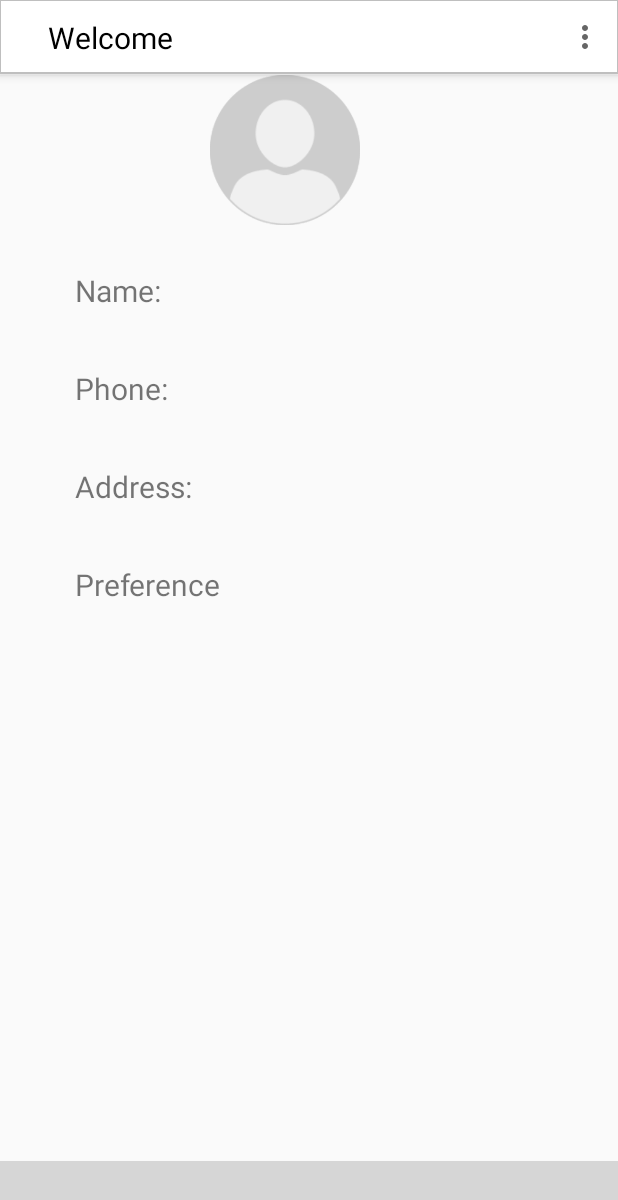
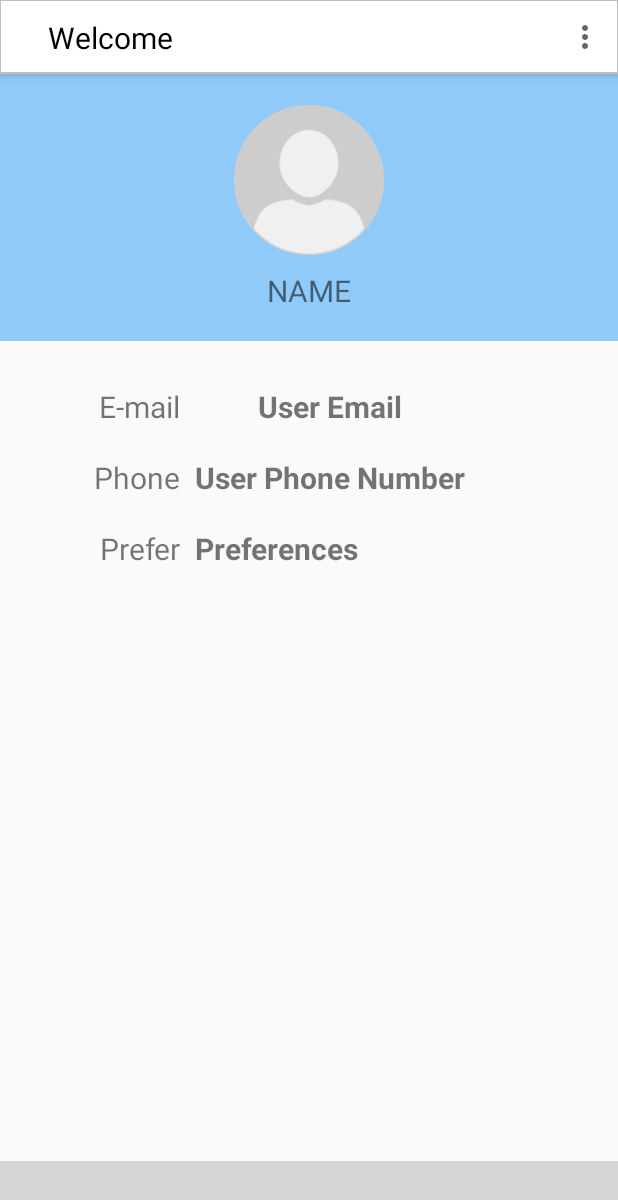
Before and after one commit to HowfunHoo/Enroute_Eatery, an Android app: the UserActivity screen opened directly, with no data from a screen before it, on a phone screen of 412 x 824 dp. Shown: the top 1200 px of the screen. Run offline under Robolectric (Android 15) with nearby library versions, the phone set to English and light mode, and no system bars; our stand-ins replace Firebase (no records; nobody signed in at launch, a user with empty details on screens opened directly); libraries missing offline, so code that uses them is left out: com.ittianyu.bottomnavigationviewex; plain views replace BottomNavigationViewEx; 6 statements that could not run were skipped; grey boxes are pictures that could not be loaded.

Commit message:
User Profile basically finished

```diff
--- a/app/src/main/AndroidManifest.xml
+++ b/app/src/main/AndroidManifest.xml
@@ -33,6 +33,8 @@
         <meta-data
             android:name="com.google.android.geo.API_KEY"
             android:value="AIzaSyBSuFO5k_nS7L7-MsHBaaJQLKsdwbD0A-c" />
+
+
 
         <activity
             android:name=".MapsActivity"
--- a/app/src/main/java/com/enroute/enroute/UserActivity.java
+++ b/app/src/main/java/com/enroute/enroute/UserActivity.java
@@ -53,8 +53,7 @@ public class UserActivity extends AppCompatActivity {
 
     private FirebaseAuth firebaseAuth;
     private TextView username;
-    TextView profile_name;
-    TextView profile_phone;
+    TextView tv_name, tv_email, tv_phone, tv_prefer;
     DatabaseReference db;
     FirebaseHelper firebasehelper;
     private int count = 0;
@@ -86,8 +85,11 @@ public class UserActivity extends AppCompatActivity {
         //set welcome +user name
         username=(TextView)findViewById(R.id.profile_bar_name);
         username.setText("Welcome "+ currentUser.getEmail());
-        profile_name = (TextView)findViewById(R.id.profile_name);
-        profile_phone = (TextView)findViewById(R.id.profole_phone);
+        tv_name = (TextView)findViewById(R.id.tv_name);
+        tv_email = (TextView)findViewById(R.id.tv_email);
+        tv_phone = (TextView)findViewById(R.id.tv_phone);
+        tv_prefer = (TextView)findViewById(R.id.tv_preference);
+
         //set ui
         setupBottomNavigationView();
         setupToolBar();
@@ -98,12 +100,13 @@ public class UserActivity extends AppCompatActivity {
             startActivity(new Intent(this, UserLoginActivity.class));
         }
 
-        Log.d(TAG, "onCreate: started");
-
         firebasehelper.retrieveUser(Uemail, new UserCallbacks() {
             @Override
             public void onUserCallback(User user) {
-                profile_name.setText(user.getUname());
+                tv_name.setText(user.getUname());
+                tv_email.setText(user.getUemail());
+                tv_phone.setText(user.getUphone());
+                tv_prefer.setText(user.getUpreference());
             }
         });
 
--- a/app/src/main/res/layout/activity_user.xml
+++ b/app/src/main/res/layout/activity_user.xml
@@ -3,18 +3,21 @@
     android:layout_width="match_parent"
     android:layout_height="match_parent"
     xmlns:app="http://schemas.android.com/apk/res-auto"
+    android:id="@+id/main"
+    android:orientation="vertical">
+    <include layout="@layout/layout_top_profilebar"/>
+    <LinearLayout
+        android:layout_width="match_parent"
+        android:layout_height="wrap_content"
+        android:orientation="vertical">
+
+        <LinearLayout
+            android:layout_width="match_parent"
+            android:layout_height="wrap_content"
+            android:paddingBottom="20dp"
+            android:paddingTop="70dp"
             android:orientation="vertical"
-    android:id="@+id/main" >
-    <include layout="@layout/layout_top_profilebar"/>
-
-
-    <RelativeLayout
-        android:layout_width="wrap_content"
-        android:layout_height="wrap_content"
-        android:layout_marginStart="50dp"
-        android:orientation="vertical"
-        android:layout_marginTop="50dp">
-
+            android:background="@color/main">
 
             <ImageView
                 android:id="@+id/iv_personal_icon"
@@ -22,42 +25,192 @@
                 android:layout_height="100dp"
                 android:layout_alignParentStart="true"
                 android:contentDescription="@null"
-            android:layout_marginLeft="90dp"
+                android:layout_centerHorizontal="true"
+                android:layout_gravity="center"
                 android:src="@drawable/default_personal_image" />
 
             <TextView
-            android:id="@+id/profile_name"
+                android:id="@+id/tv_name"
+                android:layout_width="wrap_content"
+                android:layout_height="wrap_content"
+                android:text="NAME"
+                android:paddingTop="10dp"
+                android:layout_gravity="center"
+                android:textSize="20sp"
+                android:gravity="right"/>
+
+
+        </LinearLayout>
+
+
+
+        <LinearLayout
+            android:layout_width="wrap_content"
+            android:layout_height="wrap_content"
+            android:orientation="vertical"
+            android:paddingLeft="40dp"
+            android:paddingRight="40dp"
+            android:paddingTop="20dp"
+            android:paddingBottom="20dp">
+
+            <LinearLayout
                 android:layout_width="match_parent"
-            android:layout_height="65dp"
-            android:text="Name:"
-            android:textSize="20sp"
-            android:layout_marginTop="30dp"
-            android:layout_below="@+id/iv_personal_icon"/>
+                android:layout_height="match_parent"
+                android:paddingTop="10dp"
+                android:paddingBottom="10dp"
+                android:orientation="horizontal">
 
                 <TextView
-            android:id="@+id/profole_phone"
-            android:layout_width="match_parent"
-            android:layout_height="65dp"
-            android:text="Phone:"
+                    android:id="@+id/title1"
+                    android:layout_width="80dp"
+                    android:layout_height="wrap_content"
+                    android:text="E-mail"
                     android:textSize="20sp"
-            android:layout_below="@+id/profile_name"/>
+                    android:gravity="right"/>
 
                 <TextView
-            android:id="@+id/profile_Address"
+                    android:id="@+id/tv_email"
+                    android:layout_width="200dp"
+                    android:layout_height="wrap_content"
+                    android:text="User Email"
+                    android:textStyle="bold"
+                    android:textSize="20sp"
+                    android:gravity="center"/>
+
+            </LinearLayout>
+
+
+            <LinearLayout
                 android:layout_width="match_parent"
-            android:layout_height="65dp"
-            android:text="Address:"
-            android:textSize="20sp"
-            android:layout_below="@+id/profole_phone"/>
+                android:layout_height="match_parent"
+                android:paddingTop="10dp"
+                android:paddingBottom="10dp"
+                android:orientation="horizontal">
 
                 <TextView
-            android:id="@+id/profile_preference"
+                    android:id="@+id/title2"
+                    android:layout_width="80dp"
+                    android:layout_height="wrap_content"
+                    android:text="Phone"
+                    android:textSize="20sp"
+                    android:gravity="right"/>
+
+                <TextView
+                    android:id="@+id/tv_phone"
+                    android:layout_width="200dp"
+                    android:layout_height="wrap_content"
+                    android:text="User Phone Number"
+                    android:textStyle="bold"
+                    android:textSize="20sp"
+                    android:gravity="center"/>
+
+            </LinearLayout>
+
+            <LinearLayout
                 android:layout_width="match_parent"
-            android:layout_height="65dp"
-            android:text="Preference"
+                android:layout_height="match_parent"
+                android:paddingTop="10dp"
+                android:paddingBottom="10dp"
+                android:orientation="horizontal">
+
+                <TextView
+                    android:id="@+id/title3"
+                    android:layout_width="80dp"
+                    android:layout_height="wrap_content"
+                    android:text="Prefer"
                     android:textSize="20sp"
-            android:layout_below="@+id/profile_Address"/>
-    </RelativeLayout>
+                    android:gravity="right"/>
+
+                <TextView
+                    android:id="@+id/tv_preference"
+                    android:layout_width="250dp"
+                    android:layout_height="wrap_content"
+                    android:text="Preferences"
+                    android:textStyle="bold"
+                    android:textSize="20sp"
+                    android:paddingLeft="10dp"/>
+
+            </LinearLayout>
+
+
+
+
+        </LinearLayout>
+
+
+
+
+    </LinearLayout>
+
+
     <include layout="@layout/layout_buttom_navigation_view"/>
 
 </RelativeLayout>
+
+
+
+
+
+<!--<?xml version="1.0" encoding="utf-8"?>-->
+<!--<RelativeLayout xmlns:android="http://schemas.android.com/apk/res/android"-->
+    <!--android:layout_width="match_parent"-->
+    <!--android:layout_height="match_parent"-->
+    <!--xmlns:app="http://schemas.android.com/apk/res-auto"-->
+    <!--android:orientation="vertical"-->
+    <!--android:id="@+id/main" >-->
+    <!--<include layout="@layout/layout_top_profilebar"/>-->
+
+
+    <!--<RelativeLayout-->
+        <!--android:layout_width="wrap_content"-->
+        <!--android:layout_height="wrap_content"-->
+        <!--android:layout_marginStart="50dp"-->
+        <!--android:orientation="vertical"-->
+        <!--android:layout_marginTop="50dp">-->
+
+
+        <!--<ImageView-->
+            <!--android:id="@+id/iv_personal_icon"-->
+            <!--android:layout_width="100dp"-->
+            <!--android:layout_height="100dp"-->
+            <!--android:layout_alignParentStart="true"-->
+            <!--android:contentDescription="@null"-->
+            <!--android:layout_marginLeft="90dp"-->
+            <!--android:src="@drawable/default_personal_image" />-->
+
+        <!--<TextView-->
+            <!--android:id="@+id/profile_name"-->
+            <!--android:layout_width="match_parent"-->
+            <!--android:layout_height="65dp"-->
+            <!--android:text="Name:"-->
+            <!--android:textSize="20sp"-->
+            <!--android:layout_marginTop="30dp"-->
+            <!--android:layout_below="@+id/iv_personal_icon"/>-->
+
+        <!--<TextView-->
+            <!--android:id="@+id/profole_phone"-->
+            <!--android:layout_width="match_parent"-->
+            <!--android:layout_height="65dp"-->
+            <!--android:text="Phone:"-->
+            <!--android:textSize="20sp"-->
+            <!--android:layout_below="@+id/profile_name"/>-->
+
+        <!--<TextView-->
+            <!--android:id="@+id/profile_Address"-->
+            <!--android:layout_width="match_parent"-->
+            <!--android:layout_height="65dp"-->
+            <!--android:text="Address:"-->
+            <!--android:textSize="20sp"-->
+            <!--android:layout_below="@+id/profole_phone"/>-->
+
+        <!--<TextView-->
+            <!--android:id="@+id/profile_preference"-->
+            <!--android:layout_width="match_parent"-->
+            <!--android:layout_height="65dp"-->
+            <!--android:text="Preference"-->
+            <!--android:textSize="20sp"-->
+            <!--android:layout_below="@+id/profile_Address"/>-->
+    <!--</RelativeLayout>-->
+    <!--<include layout="@layout/layout_buttom_navigation_view"/>-->
+
+<!--</RelativeLayout>-->
```
Lines whose indentation alone changed are shown as unchanged.
